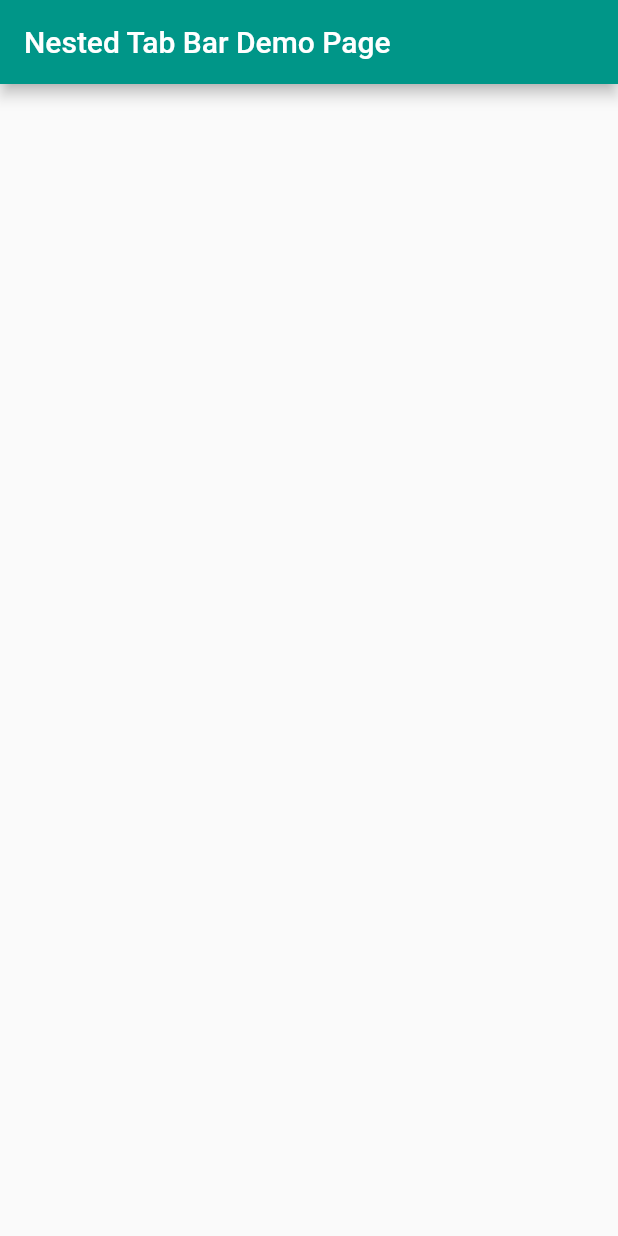
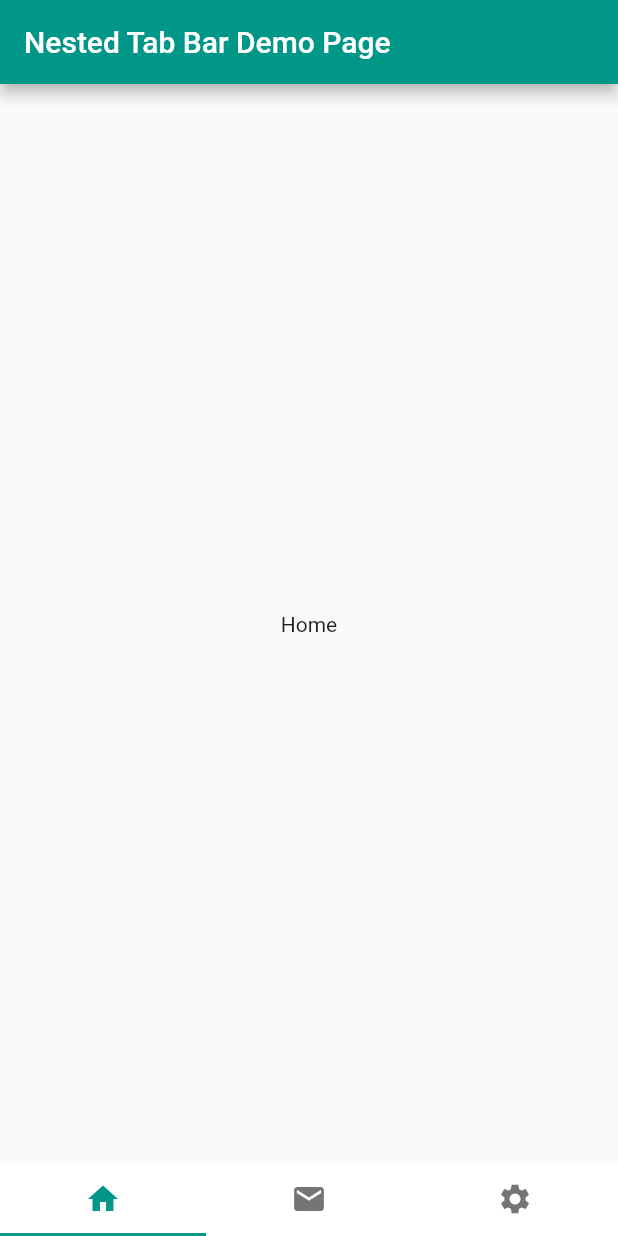
Before and after one commit to IAmSarthakVerma/NestedTabBar-Flutter, a Flutter app: the screen it shows after launch, on a phone screen of 412 x 824 dp. Run offline on Flutter 3.47's test engine with Material 2 defaults, Android fonts, the phone set to English and light mode, and no system bars.

Commit message:
First TabBar Added

```diff
--- a/lib/main.dart
+++ b/lib/main.dart
@@ -24,17 +24,60 @@ class MyHomePage extends StatefulWidget {
   _MyHomePageState createState() => _MyHomePageState();
 }
 
-class _MyHomePageState extends State<MyHomePage> {
+class _MyHomePageState extends State<MyHomePage> with TickerProviderStateMixin {
+  TabController _tabController;
+
+  @override
+  void initState() {
+    super.initState();
+
+    _tabController = new TabController(length: 3, vsync: this);
+  }
+
+  @override
+  void dispose() {
+    super.dispose();
+    _tabController.dispose();
+  }
 
   @override
   Widget build(BuildContext context) {
-
     return Scaffold(
       appBar: AppBar(
         title: Text(widget.title),
       ),
-      body: Container(
-
+      bottomNavigationBar: Material(
+        color: Colors.white,
+        child: TabBar(
+            controller: _tabController,
+            indicatorColor: Colors.teal,
+            labelColor: Colors.teal,
+            unselectedLabelColor: Colors.black54,
+            tabs: <Widget>[
+              Tab(
+                icon: Icon(Icons.home),
+              ),
+              Tab(
+                icon: Icon(Icons.email),
+              ),
+              Tab(
+                icon: Icon(Icons.settings),
+              ),
+            ]),
+      ),
+      body: TabBarView(
+        children: <Widget>[
+          Center(
+            child: Text("Home"),
+          ),
+          Center(
+            child: Text("Email"),
+          ),
+          Center(
+            child: Text("Settings"),
+          )
+        ],
+        controller: _tabController,
       ),
     );
   }
```
Also changed, not shown: 1 other file.
